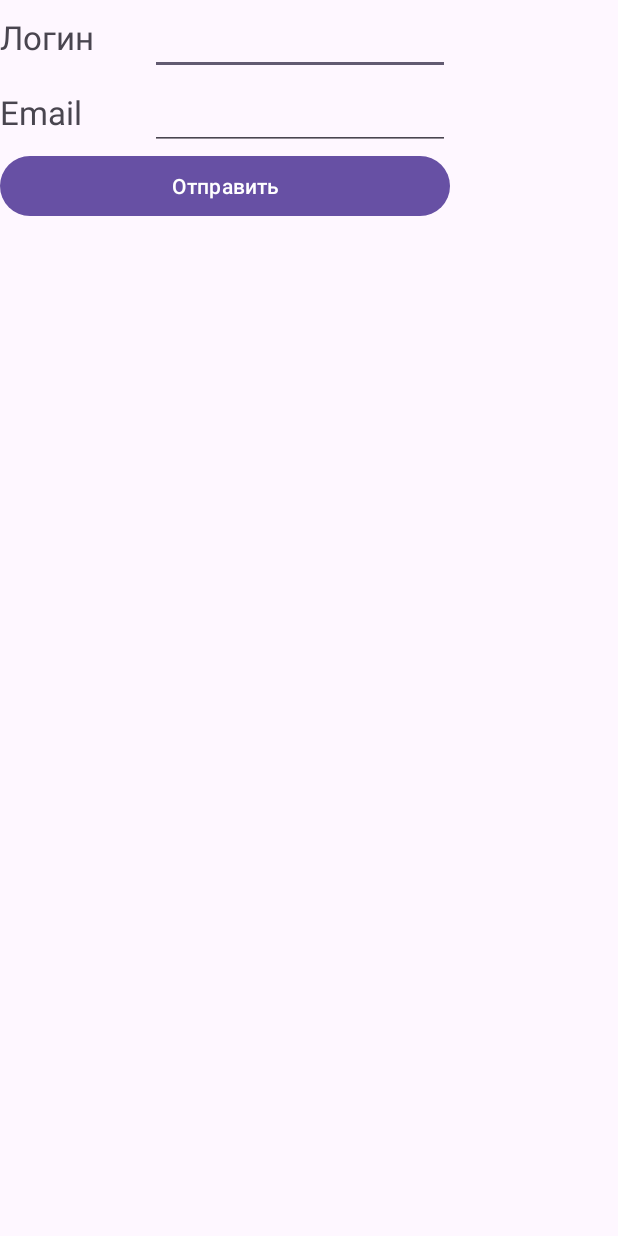
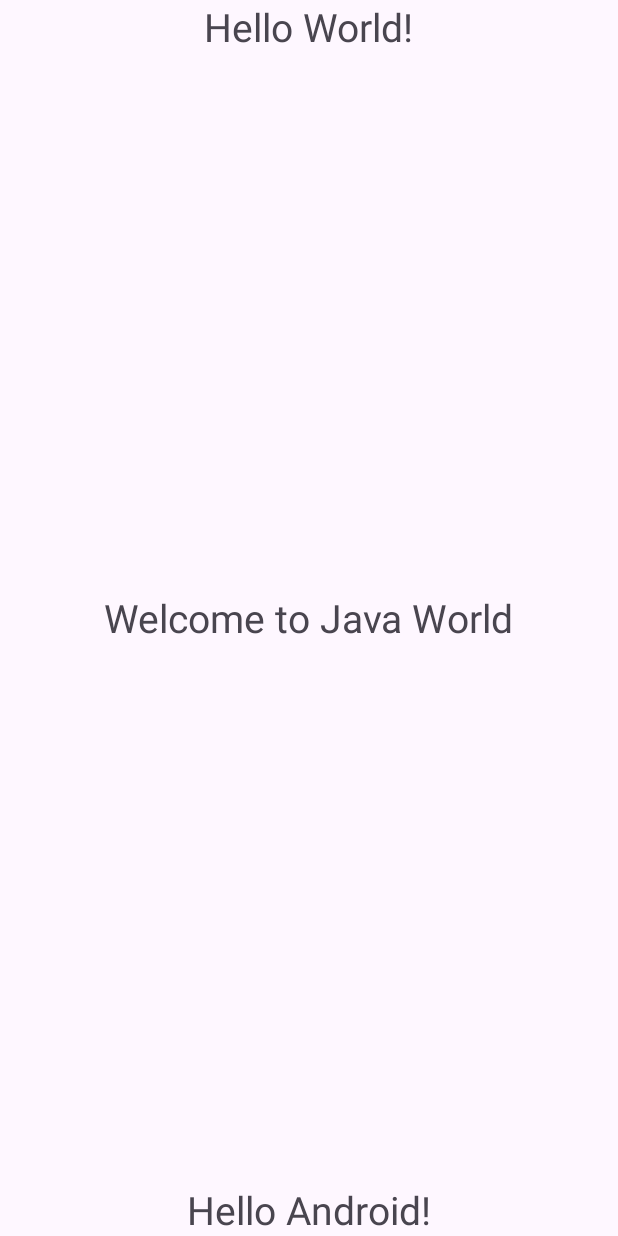
Before and after one commit to lui0000/mobile-app-development-task-4, an Android app: the layout activity_main.xml on its own in the app's theme, with its tools: preview values and no code run, on a phone screen of 412 x 824 dp. Run offline under Robolectric (Android 15) with nearby library versions, the phone set to English and light mode, and no system bars.

Commit message:
FrameLayout program realization

```diff
--- a/app/src/main/res/layout/activity_main.xml
+++ b/app/src/main/res/layout/activity_main.xml
@@ -1,38 +1,28 @@
 <?xml version="1.0" encoding="utf-8"?>
-<TableLayout xmlns:android="http://schemas.android.com/apk/res/android"
+<FrameLayout xmlns:android="http://schemas.android.com/apk/res/android"
     xmlns:app="http://schemas.android.com/apk/res-auto"
     xmlns:tools="http://schemas.android.com/tools"
     android:layout_width="match_parent"
     android:layout_height="match_parent">
 
-    <TableRow>
-        <TextView
-            android:textSize="22sp"
-            android:text="Логин"
-            android:layout_width="100dp"
-            android:layout_height="wrap_content" />
-        <EditText
-            android:textSize="22sp"
-            android:layout_width="200dp"
-            android:layout_height="wrap_content" />
-    </TableRow>
-    <TableRow>
-        <TextView
-            android:textSize="22sp"
-            android:text="Email"
-            android:layout_width="wrap_content"
-            android:layout_height="wrap_content" />
-        <EditText
-            android:textSize="22sp"
-            android:layout_width="wrap_content"
-            android:layout_height="wrap_content" />
-    </TableRow>
-    <TableRow>
-        <Button
-            android:text="Отправить"
-            android:layout_width="wrap_content"
-            android:layout_height="wrap_content"
-            android:layout_span="2"/>
-    </TableRow>
+    <TextView
+        android:layout_width="wrap_content"
+        android:layout_height="wrap_content"
+        android:text="Hello World!"
+        android:textSize="26sp"
+        android:layout_gravity="center_horizontal" />
+    <TextView
+        android:layout_width="wrap_content"
+        android:layout_height="wrap_content"
+        android:text="Welcome to Java World"
+        android:textSize="26sp"
+        android:layout_gravity="center"/>
+    <TextView
+        android:layout_width="wrap_content"
+        android:layout_height="wrap_content"
+        android:text="Hello Android!"
+        android:textSize="26sp"
+        android:layout_gravity="bottom|center_horizontal"/>
 
-</TableLayout>
+
+</FrameLayout>
```
Also changed, not shown: app/src/main/java/com/example/mobile_app_development_task_4/MainActivity.java (+16 -42 lines).
